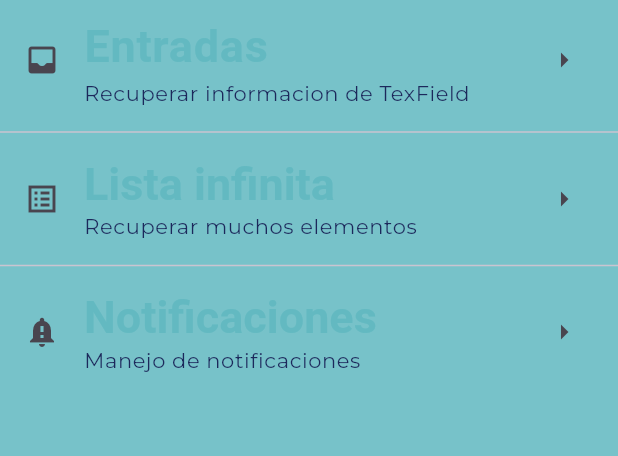
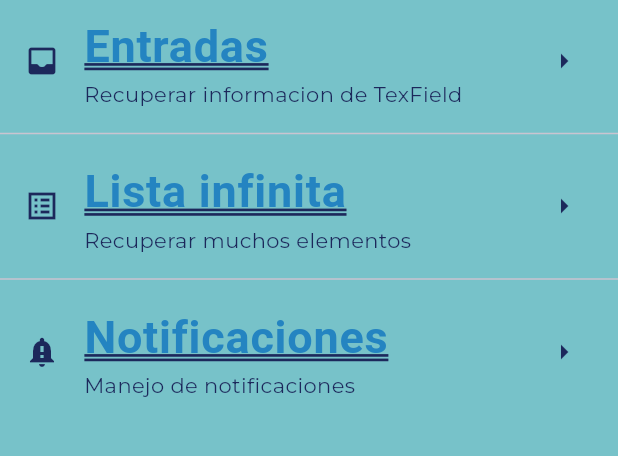
Before and after one commit to ElFranck21/componentes_flutter, a Flutter app: the screen it shows after launch, on a phone screen of 412 x 824 dp, the part 84-540 px from its top. Run offline on Flutter 3.47's test engine with Material 3 defaults, Android fonts, the phone set to English and light mode, and no system bars; our stand-ins replace google_fonts; Roboto replaces fonts that are missing (Acme).

Commit message:
Finishe first version of AppTheme

```diff
--- a/lib/screens/home_screen.dart
+++ b/lib/screens/home_screen.dart
@@ -18,28 +18,28 @@ class HomeScreen extends StatelessWidget {
                 ),
                // style:Theme.of(context).textTheme.headlineLarge ,),
               subtitle: Text('Recuperar informacion de TexField',
-                style: Theme.of(context).textTheme.bodySmall,),
-              leading:const Icon(Icons.inbox_rounded),
-              trailing:const Icon(Icons.arrow_right_outlined),
+                style: AppTheme.lightTheme.textTheme.bodySmall,),
+              leading:const Icon(Icons.inbox_rounded, color: AppTheme.secundaryColor,),
+              trailing:const Icon(Icons.arrow_right_outlined, color: AppTheme.secundaryColor),
 
             ),
             const Divider(),
             ListTile(
               title: Text('Lista infinita',
-                style:Theme.of(context).textTheme.headlineLarge ,),
+                style:AppTheme.lightTheme.textTheme.headlineLarge,),
               subtitle:  Text('Recuperar muchos elementos',
-                style: Theme.of(context).textTheme.bodySmall,),
-              leading: const Icon(Icons.list_alt_sharp),
-              trailing:const  Icon(Icons.arrow_right_outlined),
+                style: AppTheme.lightTheme.textTheme.bodySmall,),
+              leading: const Icon(Icons.list_alt_sharp, color: AppTheme.secundaryColor),
+              trailing:const  Icon(Icons.arrow_right_outlined, color: AppTheme.secundaryColor),
 
             ),const Divider(),
             ListTile(
               title: Text('Notificaciones',
-                style:Theme.of(context).textTheme.headlineLarge ,),
+                style:AppTheme.lightTheme.textTheme.headlineLarge,),
               subtitle:  Text('Manejo de notificaciones',
-              style: Theme.of(context).textTheme.bodySmall,),
-              leading:const  Icon(Icons.notification_important),
-              trailing:const  Icon(Icons.arrow_right_outlined),
+              style: AppTheme.lightTheme.textTheme.bodySmall,),
+              leading:const  Icon(Icons.notification_important, color: AppTheme.secundaryColor),
+              trailing:const  Icon(Icons.arrow_right_outlined, color: AppTheme.secundaryColor),
             ),
           ],
         ),
--- a/lib/theme/app_theme.dart
+++ b/lib/theme/app_theme.dart
@@ -18,7 +18,11 @@ class AppTheme{
           headlineLarge: GoogleFonts.acme(
             fontSize: 30,
             fontWeight: FontWeight.bold,
-            color: primaryColor,
+            color: backColor,
+            decoration:TextDecoration.underline,
+            decorationColor: secundaryColor,
+            decorationStyle:TextDecorationStyle.double,
+            decorationThickness: 1.2,
           ),
 
           // fuente para textos muy pequeños
```
